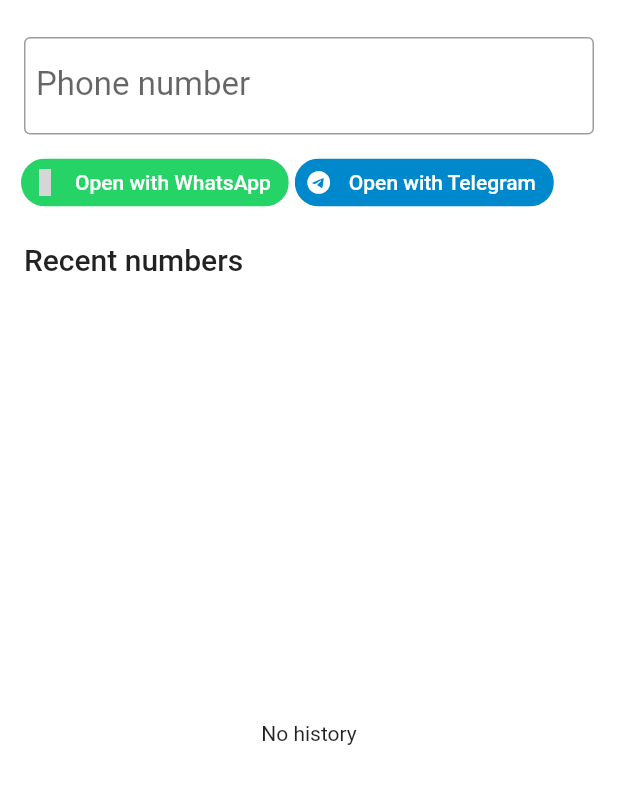
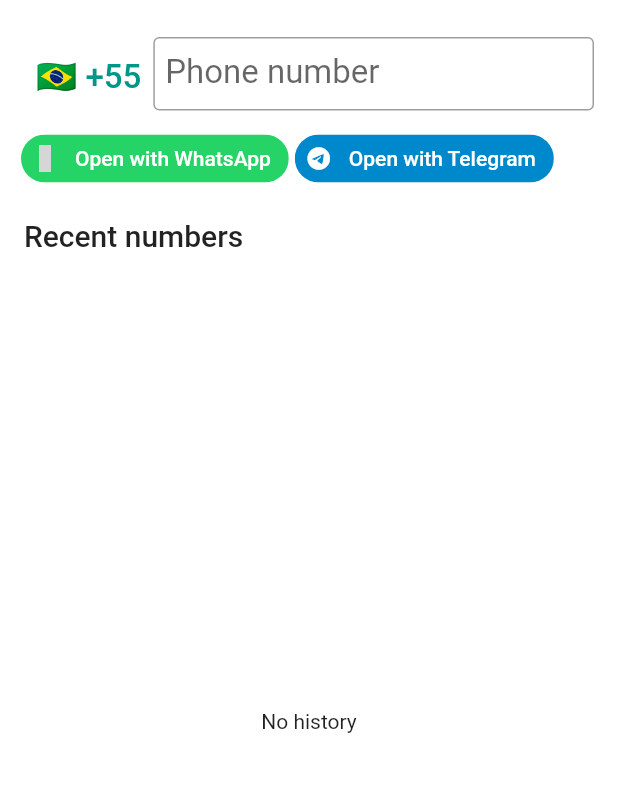
Before and after one commit to trilobitech/zapify, a Flutter app: the screen it shows after launch, on a phone screen of 412 x 824 dp, the part 59-863 px from its top. Run offline on Flutter 3.47's test engine with Material 2 defaults, Android fonts, the phone set to English and light mode, and no system bars; our stand-ins replace freezed_annotation, get_it, rxdart; missing offline and left inert: phone_number, timeago_flutter; generated files the repository leaves out were written again; statements that could not run were skipped; grey boxes are pictures that could not be loaded.

Commit message:
Extract country code from TextField

```diff
--- a/lib/features/home/presentation/widgets/phone_field_widget.dart
+++ b/lib/features/home/presentation/widgets/phone_field_widget.dart
@@ -27,6 +27,7 @@ class PhoneFieldWidget extends StatelessWidget {
       padding: padding,
       child: Row(
         children: [
+          if (_region != null) regionSelectorButton(_region!),
           Expanded(
             child: TextField(
               style: const TextStyle(fontSize: 22, height: 1.5),
@@ -34,12 +35,11 @@ class PhoneFieldWidget extends StatelessWidget {
               textInputAction: TextInputAction.go,
               keyboardType: TextInputType.phone,
               onSubmitted: onSubmitted,
-              decoration: InputDecoration(
-                prefix: regionSelectorButton(),
+              decoration: const InputDecoration(
                 labelText: 'Phone number',
                 contentPadding:
-                    const EdgeInsets.symmetric(vertical: 8, horizontal: 8),
-                border: const OutlineInputBorder(),
+                    EdgeInsets.symmetric(vertical: 8, horizontal: 8),
+                border: OutlineInputBorder(),
                 // errorText: 'an error',
               ),
             ),
@@ -49,11 +49,12 @@ class PhoneFieldWidget extends StatelessWidget {
     );
   }
 
-  Widget? regionSelectorButton() {
-    final region = _region;
-    if (region == null) return null;
-
-    return TextButton(
+  Widget regionSelectorButton(Region region) {
+    return ConstrainedBox(
+      constraints: const BoxConstraints(
+        minWidth: 85,
+      ),
+      child: TextButton(
         onPressed: () {
           onRegionPressed(region);
         },
@@ -61,6 +62,7 @@ class PhoneFieldWidget extends StatelessWidget {
           '${region.flag} +${region.prefix}',
           style: const TextStyle(fontSize: 22, height: 1.5),
         ),
+      ),
     );
   }
 }
```
Lines whose indentation alone changed are shown as unchanged.
